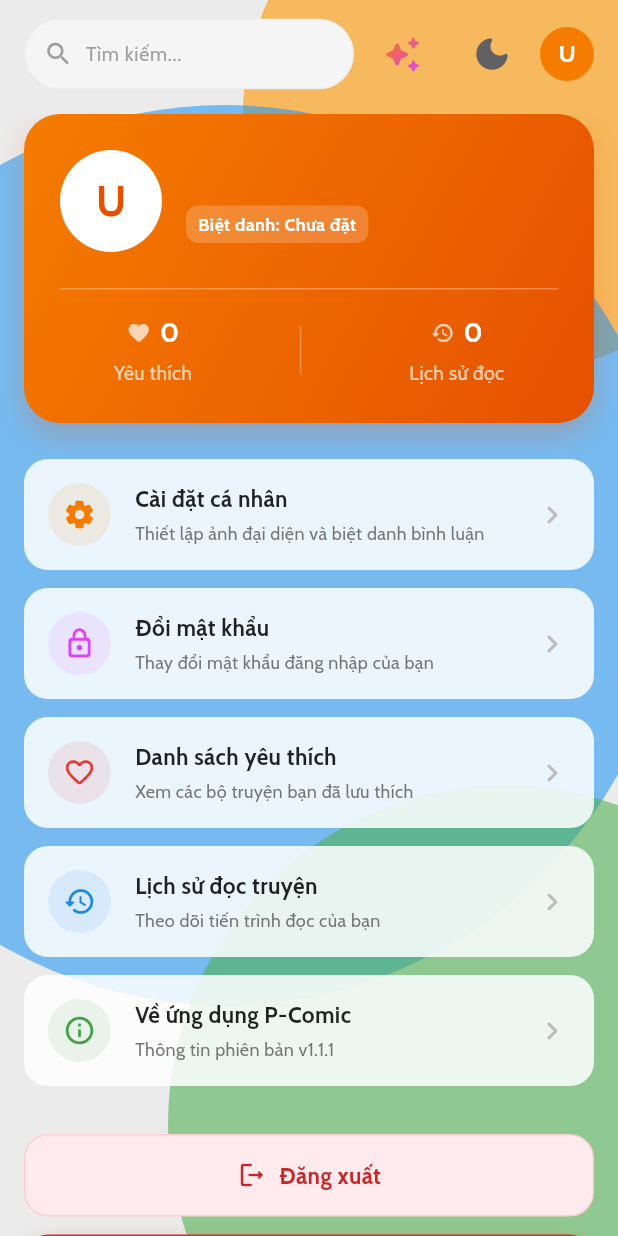
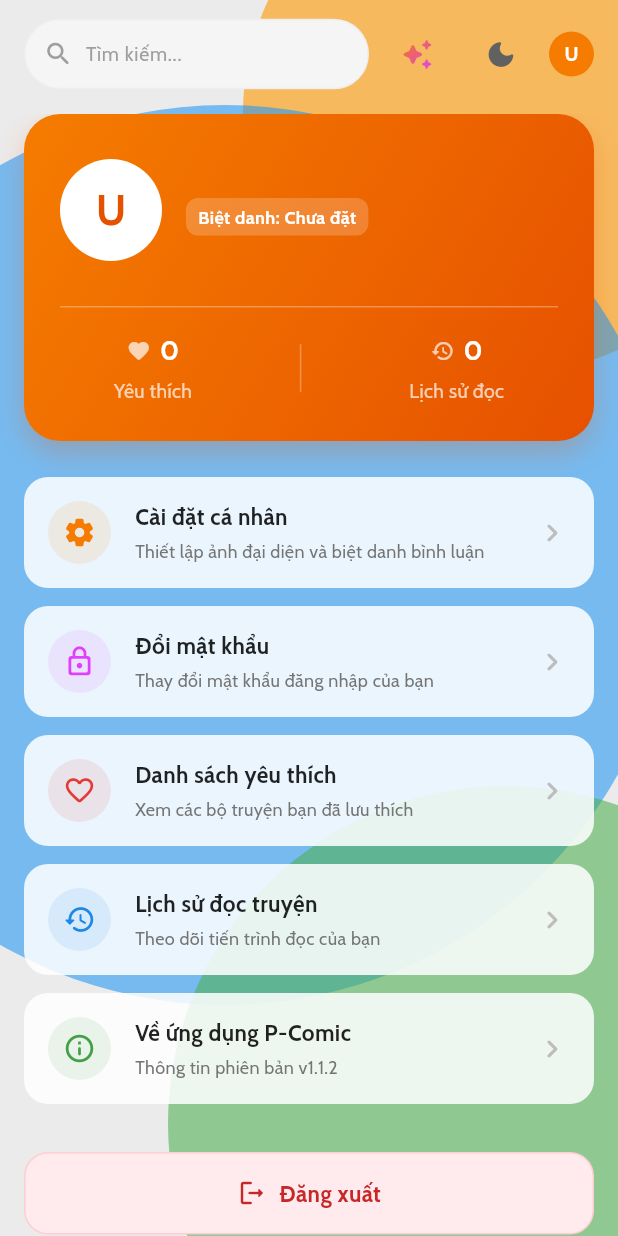
Before and after one commit to Percy234/P-Comic, a Flutter app: the ProfileScreen screen opened directly, on a phone screen of 412 x 824 dp. Run offline on Flutter 3.47's test engine with Material 3 defaults, Android fonts, the phone set to English and light mode, and no system bars; our stand-ins replace cloud_firestore, firebase_auth, firebase_core, flutter_html, google_generative_ai, google_sign_in and 3 more; accounts and stored records are empty; network calls fail.

Commit message:
docs: Thêm tài liệu và sửa lỗi  header

```diff
--- a/lib/config/app_config.dart
+++ b/lib/config/app_config.dart
@@ -1,3 +1,3 @@
 class AppConfig {
-  static const String version = '1.1.1';
+  static const String version = '1.1.2';
 }
--- a/lib/screens/profile_screen.dart
+++ b/lib/screens/profile_screen.dart
@@ -209,7 +209,7 @@ class _ProfileScreenState extends State<ProfileScreen> {
     return const RequireLoginPlaceholder(
       icon: Icons.account_circle_rounded,
       title: 'Tài Khoản Cá Nhân',
-      description: 'Đăng nhập tài khoản để đồng bộ hóa danh sách truyện yêu thích, lưu lịch sử đọc truyện và nhận các thông báo mới nhất.',
+      description: 'Đăng nhập tài khoản để lưu danh sách truyện yêu thích, lịch sử đọc truyện và nhận các thông báo mới nhất.',
     );
   }
 
@@ -314,15 +314,17 @@ class _ProfileScreenState extends State<ProfileScreen> {
                       crossAxisAlignment: CrossAxisAlignment.start,
                       children: [
                         Text(
-                          user.email ?? 'Chưa cập nhật email',
+                          (parts.isNotEmpty && parts[0].trim().isNotEmpty)
+                              ? parts[0].trim()
+                              : (user.email ?? 'Chưa cập nhật email'),
                           style: const TextStyle(
                             color: Colors.white,
-                            fontSize: 16,
+                            fontSize: 18,
                             fontWeight: FontWeight.bold,
                             overflow: TextOverflow.ellipsis,
                           ),
                         ),
-                        const SizedBox(height: 8),
+                        const SizedBox(height: 6),
                         Container(
                           padding: const EdgeInsets.symmetric(horizontal: 8, vertical: 4),
                           decoration: BoxDecoration(
@@ -336,6 +338,15 @@ class _ProfileScreenState extends State<ProfileScreen> {
                               fontSize: 12,
                               fontWeight: FontWeight.w600,
                             ),
+                          ),
+                        ),
+                        const SizedBox(height: 6),
+                        Text(
+                          user.email ?? '',
+                          style: TextStyle(
+                            color: Colors.white.withOpacity(0.85),
+                            fontSize: 12,
+                            fontWeight: FontWeight.w500,
                           ),
                         ),
                       ],
--- a/lib/widgets/common_header.dart
+++ b/lib/widgets/common_header.dart
@@ -60,6 +60,7 @@ class _CommonHeaderState extends State<CommonHeader> {
   Widget build(BuildContext context) {
     final auth = context.watch<AuthProvider>();
     final themeProvider = context.watch<ThemeProvider>();
+    final isMobile = MediaQuery.of(context).size.width < 480;
 
     return Row(
       children: [
@@ -143,11 +144,11 @@ class _CommonHeaderState extends State<CommonHeader> {
             ),
           ),
           tooltip: 'Tìm kiếm bằng AI',
-          iconSize: 26,
+          iconSize: isMobile ? 22 : 26,
           padding: EdgeInsets.zero,
           constraints: const BoxConstraints(),
         ),
-        const SizedBox(width: 12),
+        SizedBox(width: isMobile ? 8 : 12),
         IconButton(
           onPressed: () {
             themeProvider.toggleTheme();
@@ -158,7 +159,7 @@ class _CommonHeaderState extends State<CommonHeader> {
                 : Icons.dark_mode_rounded,
             color: themeProvider.isDarkMode ? Colors.amber : Colors.grey[700],
           ),
-          iconSize: 28,
+          iconSize: isMobile ? 22 : 28,
           padding: EdgeInsets.zero,
           constraints: const BoxConstraints(),
         ),
@@ -176,6 +177,7 @@ class _CommonHeaderState extends State<CommonHeader> {
                       ? user.email!.split('@')[0]
                       : 'user');
               final initial = username.isNotEmpty ? username[0].toUpperCase() : 'U';
+              final avatarSize = isMobile ? 30.0 : 36.0;
 
               return GestureDetector(
                 onTap: () {
@@ -184,8 +186,8 @@ class _CommonHeaderState extends State<CommonHeader> {
                 child: MouseRegion(
                   cursor: SystemMouseCursors.click,
                   child: Container(
-                    width: 36,
-                    height: 36,
+                    width: avatarSize,
+                    height: avatarSize,
                     decoration: const BoxDecoration(
                       color: Color(0xFFF57C00),
                       shape: BoxShape.circle,
@@ -195,15 +197,15 @@ class _CommonHeaderState extends State<CommonHeader> {
                           ? (photoUrl.startsWith('assets/')
                               ? Image.asset(
                                   photoUrl,
-                                  width: 36,
-                                  height: 36,
+                                  width: avatarSize,
+                                  height: avatarSize,
                                   fit: BoxFit.cover,
                                   errorBuilder: (context, error, stack) => Center(
                                     child: Text(
                                       initial,
-                                      style: const TextStyle(
+                                      style: TextStyle(
                                         color: Colors.white,
-                                        fontSize: 16,
+                                        fontSize: isMobile ? 13 : 16,
                                         fontWeight: FontWeight.bold,
                                       ),
                                     ),
@@ -211,15 +213,15 @@ class _CommonHeaderState extends State<CommonHeader> {
                                 )
                               : Image.network(
                                   photoUrl,
-                                  width: 36,
-                                  height: 36,
+                                  width: avatarSize,
+                                  height: avatarSize,
                                   fit: BoxFit.cover,
                                   errorBuilder: (context, error, stack) => Center(
                                     child: Text(
                                       initial,
-                                      style: const TextStyle(
+                                      style: TextStyle(
                                         color: Colors.white,
-                                        fontSize: 16,
+                                        fontSize: isMobile ? 13 : 16,
                                         fontWeight: FontWeight.bold,
                                       ),
                                     ),
@@ -228,9 +230,9 @@ class _CommonHeaderState extends State<CommonHeader> {
                           : Center(
                               child: Text(
                                 initial,
-                                style: const TextStyle(
+                                style: TextStyle(
                                   color: Colors.white,
-                                  fontSize: 16,
+                                  fontSize: isMobile ? 13 : 16,
                                   fontWeight: FontWeight.bold,
                                 ),
                               ),
@@ -242,6 +244,24 @@ class _CommonHeaderState extends State<CommonHeader> {
             },
           ),
         ] else if (widget.showAuthButtons) ...[
+          if (isMobile)
+            IconButton(
+              onPressed: () {
+                Navigator.push(
+                  context,
+                  MaterialPageRoute(builder: (_) => const LoginScreen()),
+                );
+              },
+              icon: const Icon(
+                Icons.account_circle_rounded,
+                color: Color(0xFFF57C00),
+              ),
+              iconSize: 26,
+              padding: EdgeInsets.zero,
+              constraints: const BoxConstraints(),
+              tooltip: 'Đăng nhập',
+            )
+          else ...[
             TextButton(
               style: TextButton.styleFrom(
                 padding: const EdgeInsets.symmetric(horizontal: 6),
@@ -290,6 +310,7 @@ class _CommonHeaderState extends State<CommonHeader> {
                 ),
               ),
             ),
+          ],
         ],
       ],
     );
--- a/pubspec.yaml
+++ b/pubspec.yaml
@@ -1,7 +1,7 @@
 name: p_comic
 description: "A new Flutter project."
 publish_to: 'none'
-version: 1.1.1+15
+version: 1.1.2+16
 
 environment:
   sdk: ^3.11.5
```
Also changed, not shown: 1 other file. Lines whose indentation alone changed are shown as unchanged.
